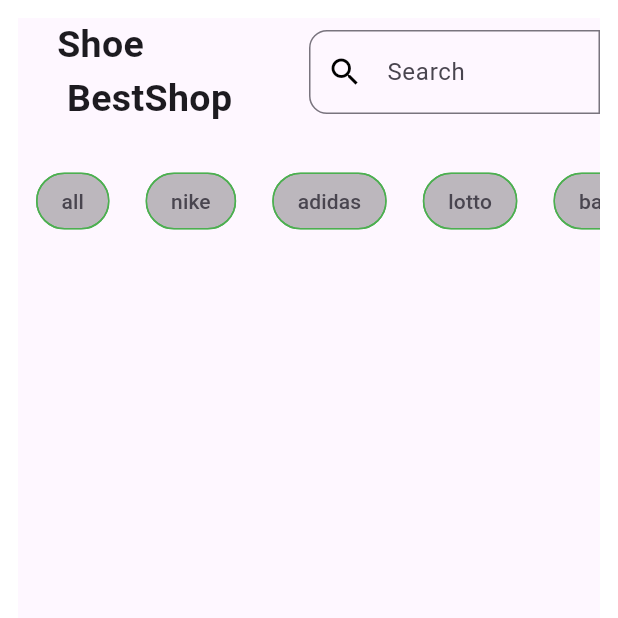
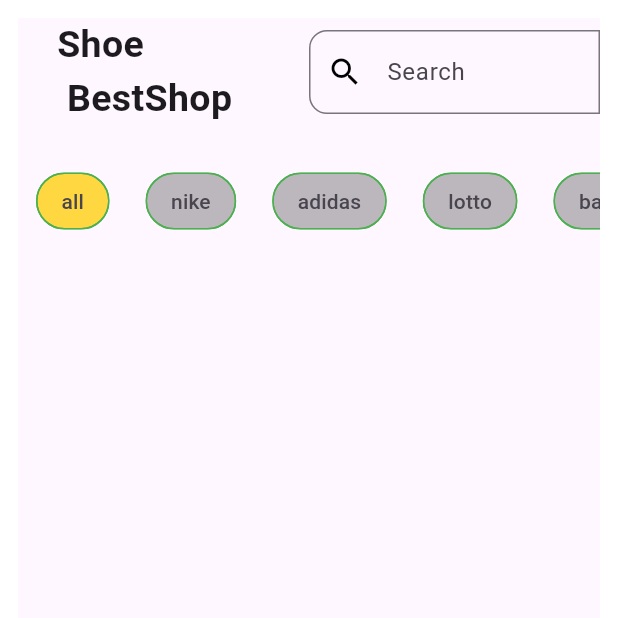
Before and after one commit to Jn-Sajol/Simple-Ecommerce-Flutter-app, a Flutter app: the screen it shows after launch, on a phone screen of 412 x 824 dp, the top half of it. Run offline on Flutter 3.47's test engine with Material 3 defaults, Android fonts, the phone set to English and light mode, and no system bars.

Commit message:
adding filter segment

```diff
--- a/lib/homepage.dart
+++ b/lib/homepage.dart
@@ -1,16 +1,21 @@
 import 'package:flutter/material.dart';
 
-class HomePage extends StatelessWidget {
-  HomePage({super.key});
+class HomePage extends StatefulWidget {
+ const HomePage({super.key});
 
+  @override
+  State<HomePage> createState() => _HomePageState();
+}
+
+class _HomePageState extends State<HomePage> {
   final List<String> filters = ['all', 'nike', 'adidas', 'lotto','bata','walker'];
-
+   late var initialState = 0;
 
   @override
   Widget build(BuildContext context) {
     return SafeArea(
       child: Padding(
-        padding: EdgeInsets.all(12),
+        padding:const EdgeInsets.all(12),
         child: Scaffold(
           body: Column(
             children: [
@@ -57,18 +62,26 @@ class HomePage extends StatelessWidget {
                     itemBuilder:(context,index){
                     final filter = filters[index];
                     // print(filter);
-                    return  Padding(
+                    return  GestureDetector(
+                      onTap: (){
+                        setState(() {
+                          initialState = index;
+                        });
+                        // print(filter);
+                      },
+                      child: Padding(
                         padding: const EdgeInsets.all(12.0),
                         child: Chip(
                           label: Text(filter),
-                        backgroundColor: Colors.black26,
+                          backgroundColor: initialState == index ?Colors.amberAccent:Colors.black26,
                           shape: RoundedRectangleBorder(
                             borderRadius: BorderRadius.circular(20),
-                          side: BorderSide(
+                            side: const BorderSide(
                               color: Colors.green,
                             )
                           )
                           // elevation: 2,
+                        ),
                       ),
                     );
                     },
```
Lines whose indentation alone changed are shown as unchanged.
